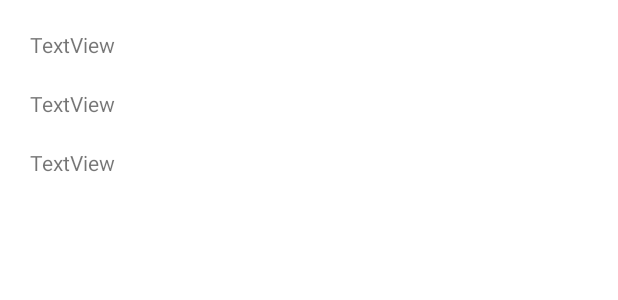
After one commit to EduardoSalinasE/ProyComidas, an Android app: the layout item_gastos.xml on its own in the app's theme, with its tools: preview values and no code run, on a phone screen of 412 x 824 dp. The commit adds this screen. Shown: the top 300 px of the screen. Run offline under Robolectric (Android 15) with nearby library versions, the phone set to English and light mode, and no system bars; network calls fail; Roboto replaces fonts that are not available here.

```diff
--- a/app/src/main/java/com/example/proy_comidas_ep1/adapters/MovimientosAdapter.java
+++ b/app/src/main/java/com/example/proy_comidas_ep1/adapters/MovimientosAdapter.java
@@ -12,6 +12,7 @@ import com.example.proy_comidas_ep1.R;
 
 import java.util.ArrayList;
 import java.util.HashMap;
+import java.util.List;
 
 public class MovimientosAdapter extends RecyclerView.Adapter<MovimientosAdapter.ViewHolder> {
 
@@ -35,6 +36,7 @@ public class MovimientosAdapter extends RecyclerView.Adapter<MovimientosAdapter.
         holder.mtvDescripcion.setText(map.get("descripcion"));
         holder.mtvMonto.setText(map.get("monto"));
 
+
     }
 
     @Override
@@ -43,13 +45,17 @@ public class MovimientosAdapter extends RecyclerView.Adapter<MovimientosAdapter.
     }
 
 
+
     public class ViewHolder extends RecyclerView.ViewHolder {
         TextView mtvFecha, mtvDescripcion, mtvMonto;
         public ViewHolder(View view) {
             super(view);
+
             mtvFecha = itemView.findViewById(R.id.tvFecha);
             mtvDescripcion = itemView.findViewById(R.id.tvDescripcion);
             mtvMonto = itemView.findViewById(R.id.tvMonto);
+
         }
     }
+
 }
--- /dev/null
+++ b/app/src/main/res/layout/item_gastos.xml
@@ -0,0 +1,37 @@
+<?xml version="1.0" encoding="utf-8"?>
+<androidx.constraintlayout.widget.ConstraintLayout xmlns:android="http://schemas.android.com/apk/res/android"
+    xmlns:app="http://schemas.android.com/apk/res-auto"
+    xmlns:tools="http://schemas.android.com/tools"
+    android:layout_width="match_parent"
+             android:layout_height="match_parent">
+
+    <TextView
+        android:id="@+id/tvFechaGastos"
+        android:layout_width="wrap_content"
+        android:layout_height="wrap_content"
+        android:layout_marginStart="20dp"
+        android:layout_marginTop="20dp"
+        android:text="TextView"
+        app:layout_constraintStart_toStartOf="parent"
+        app:layout_constraintTop_toTopOf="parent" />
+
+    <TextView
+        android:id="@+id/tvDescripcionGasto"
+        android:layout_width="wrap_content"
+        android:layout_height="wrap_content"
+        android:layout_marginStart="20dp"
+        android:layout_marginTop="20dp"
+        android:text="TextView"
+        app:layout_constraintStart_toStartOf="parent"
+        app:layout_constraintTop_toBottomOf="@+id/tvFechaGastos" />
+
+    <TextView
+        android:id="@+id/tvMontoGasto"
+        android:layout_width="wrap_content"
+        android:layout_height="wrap_content"
+        android:layout_marginStart="20dp"
+        android:layout_marginTop="20dp"
+        android:text="TextView"
+        app:layout_constraintStart_toStartOf="parent"
+        app:layout_constraintTop_toBottomOf="@+id/tvDescripcionGasto" />
+</androidx.constraintlayout.widget.ConstraintLayout>
```
Also changed, not shown: app/src/main/java/com/example/proy_comidas_ep1/adapters/GastosAdapter.java (added, +53 -0 lines), app/src/main/java/com/example/proy_comidas_ep1/adapters/IngresosAdapter.java (added, +54 -0 lines), app/src/main/java/com/example/proy_comidas_ep1/datos/DatosSQLite.java (+12 -0 lines), app/src/main/java/com/example/proy_comidas_ep1/ui/main/GastosFragment.java (+50 -1 lines), app/src/main/java/com/example/proy_comidas_ep1/ui/main/IngresosFragment.java (+48 -1 lines), app/src/main/java/com/example/proy_comidas_ep1/ui/main/RegistroFragment.java (+19 -2 lines), app/src/main/java/com/example/proy_comidas_ep1/ui/main/ReporteFragment.java (+10 -5 lines), app/src/main/res/layout/fragment_gastos.xml (+13 -9 lines), app/src/main/res/layout/fragment_ingresos.xml (+13 -9 lines), app/src/main/res/layout/item_ingresos.xml (added, +37 -0 lines).
